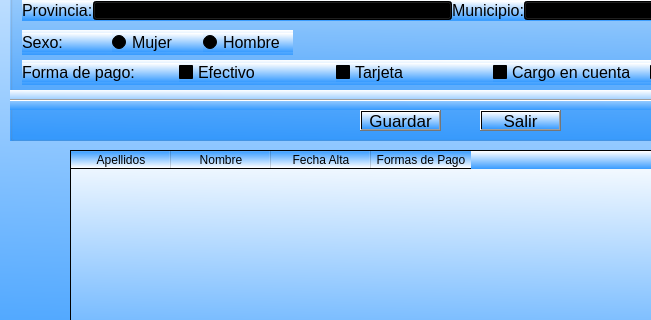
This is prueba.ui in solglez/gonzalezescolar as Qt 5 draws it before an edit; both pictures show x 0 to 651 and y 213 to 533 of the 900 by 650 pixel window. The edited form follows.
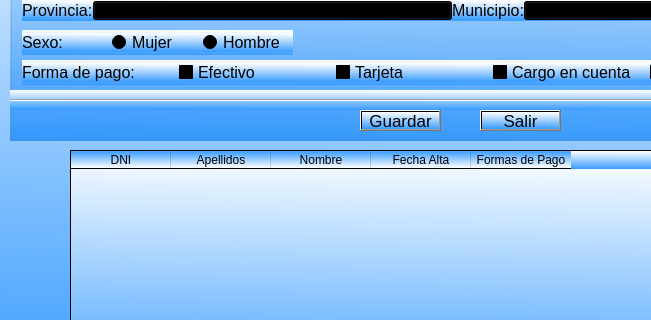
This is the edited form. Icons and pictures are not drawn.

```diff
--- a/prueba.ui
+++ b/prueba.ui
@@ -1002,6 +1002,11 @@
     <property name="alternatingRowColors">
      <bool>true</bool>
     </property>
+    <column>
+     <property name="text">
+      <string>DNI</string>
+     </property>
+    </column>
     <column>
      <property name="text">
       <string>Apellidos</string>
```
Left out of the diff: 2 changed lines with no effect on the pictures.
